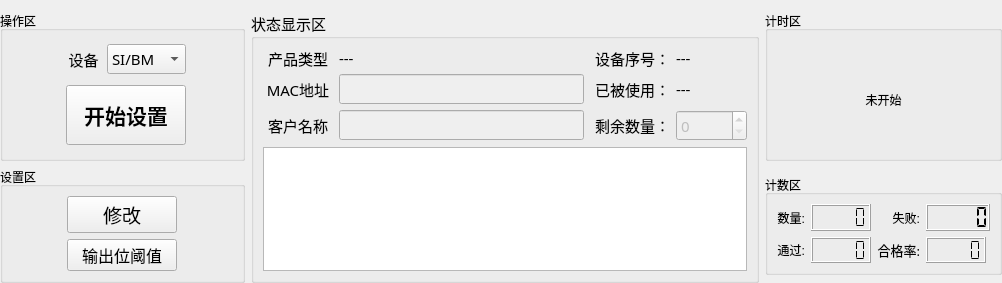
Above: MasterCtrlSet/home/home_workwid.ui from ChinaClever/PDU-Settings before the change. Below: the same form after it.
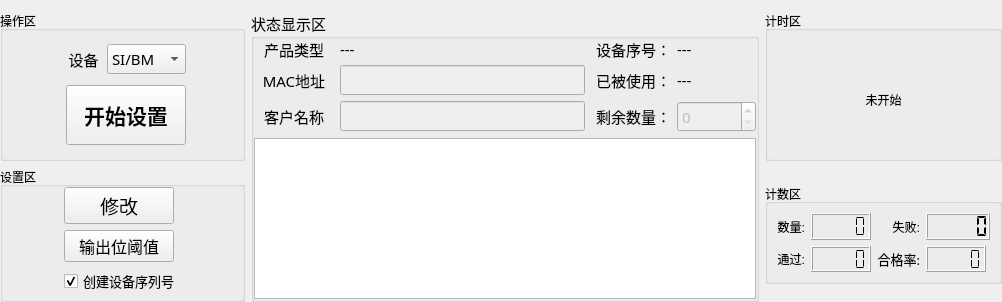
That is the form after the change.

Commit message: 设备SN号可以选择性创建

What changed in the file:
```diff
--- a/MasterCtrlSet/home/home_workwid.ui
+++ b/MasterCtrlSet/home/home_workwid.ui
@@ -35,6 +35,18 @@
       <string>状态显示区</string>
      </property>
      <layout class="QGridLayout" name="gridLayout_6">
+      <property name="leftMargin">
+       <number>0</number>
+      </property>
+      <property name="topMargin">
+       <number>0</number>
+      </property>
+      <property name="rightMargin">
+       <number>0</number>
+      </property>
+      <property name="bottomMargin">
+       <number>0</number>
+      </property>
       <item row="0" column="0">
        <widget class="QLabel" name="label_33">
         <property name="minimumSize">
@@ -480,6 +492,12 @@
       <string>设置区</string>
      </property>
      <layout class="QGridLayout" name="gridLayout_5">
+      <property name="topMargin">
+       <number>0</number>
+      </property>
+      <property name="bottomMargin">
+       <number>5</number>
+      </property>
       <item row="0" column="0">
        <widget class="QPushButton" name="setBtn">
         <property name="minimumSize">
@@ -529,6 +547,22 @@
         </property>
        </widget>
       </item>
+      <item row="2" column="0">
+       <widget class="QCheckBox" name="snCheckBox">
+        <property name="font">
+         <font>
+          <family>微软雅黑</family>
+          <pointsize>10</pointsize>
+         </font>
+        </property>
+        <property name="text">
+         <string>创建设备序列号</string>
+        </property>
+        <property name="checked">
+         <bool>true</bool>
+        </property>
+       </widget>
+      </item>
      </layout>
     </widget>
    </item>
```
Left out of the diff: 114 changed lines with no effect on the pictures. The commit also changes 8 other files.
